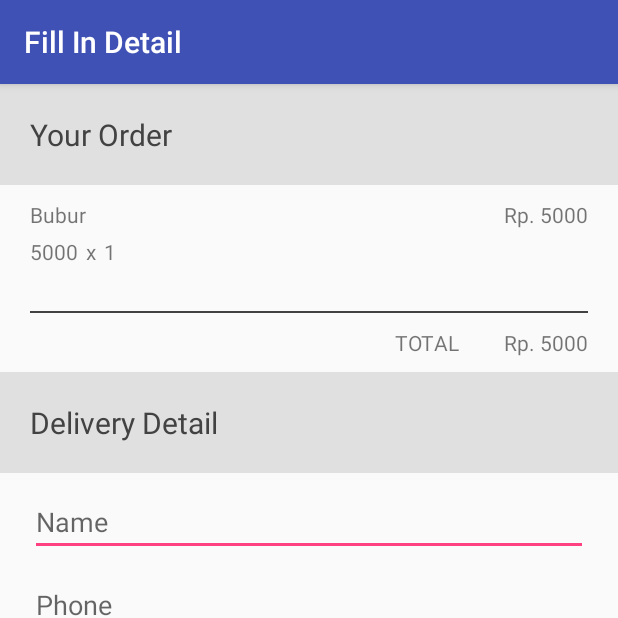
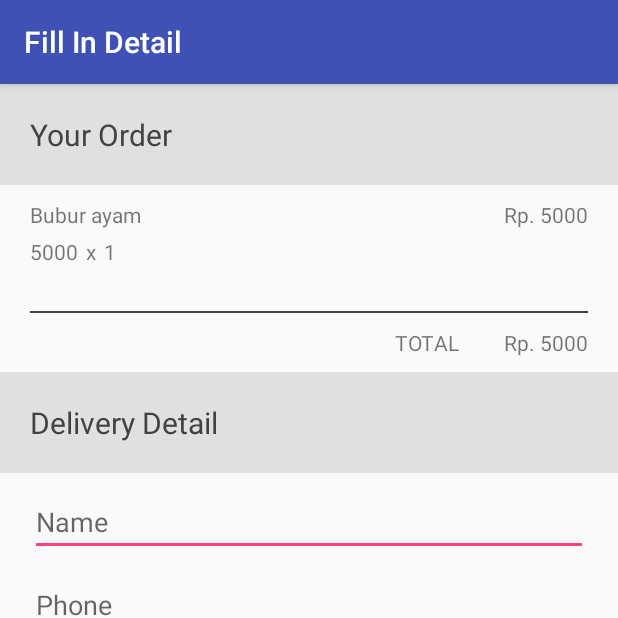
Before and after one commit to spartacruz/Lets-Breakfast, an Android app: the FillInDetailActivity screen opened directly, with no data from a screen before it, on a phone screen of 412 x 824 dp, the top half of it. Run offline under Robolectric (Android 15) with nearby library versions, the phone set to English and light mode, and no system bars.

Commit message:
Revising layout : 1. Adding new text view for specify the food name 2. Create new linear layout parent for 2 food name text view

```diff
--- a/app/src/main/res/layout/activity_fillindetail.xml
+++ b/app/src/main/res/layout/activity_fillindetail.xml
@@ -36,12 +36,23 @@
                 android:layout_width="match_parent"
                 android:layout_height="wrap_content">
 
+                <LinearLayout
+                    android:layout_width="wrap_content"
+                    android:layout_height="wrap_content"
+                    android:layout_weight="3">
                 <TextView
                     android:id="@+id/fid_foodname"
                     android:layout_width="wrap_content"
                     android:layout_height="wrap_content"
-                    android:layout_weight="3"
-                    android:text="Bubur" />
+                    android:text="Bubur " />
+
+                    <TextView
+                        android:id="@+id/fid_foodname_specify"
+                        android:layout_width="wrap_content"
+                        android:layout_height="wrap_content"
+                        android:text="ayam"/>
+
+                </LinearLayout>
 
                 <TextView
                     android:layout_width="wrap_content"
```
